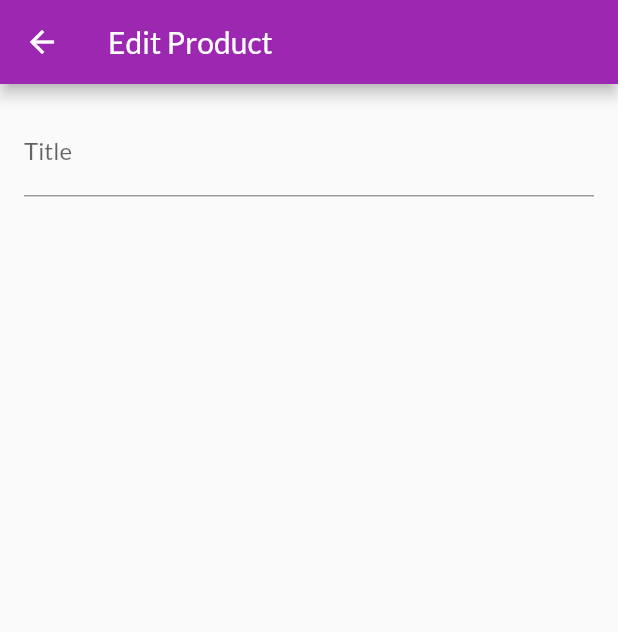
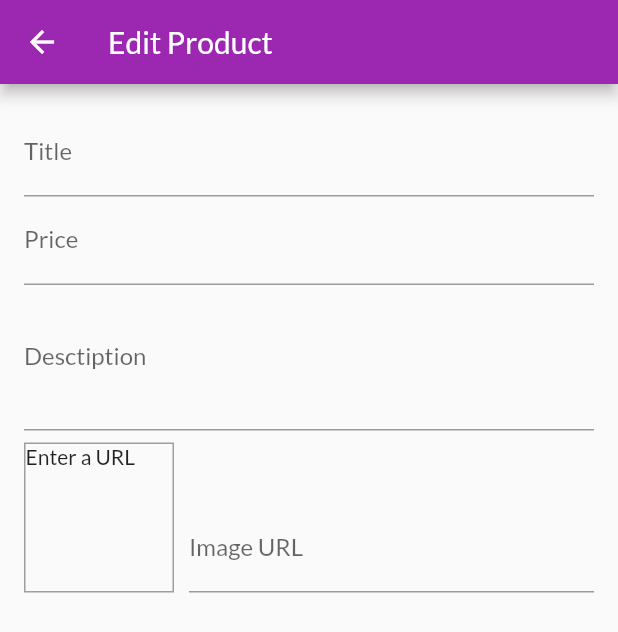
Before and after one commit to Samitti/SHOP-APP, a Flutter app: the EditProductScreen screen opened by its route, on a phone screen of 412 x 824 dp. Shown: the top 632 px of the screen. Run offline on Flutter 3.47's test engine with Material 2 defaults, Android fonts, the phone set to English and light mode, and no system bars; network calls fail.

Commit message:
add input form for edit screen

```diff
--- a/lib/screens/edit_product_screen.dart
+++ b/lib/screens/edit_product_screen.dart
@@ -8,7 +8,33 @@ class EditProductScreen extends StatefulWidget {
 }
 
 class _EditProductScreenState extends State<EditProductScreen> {
+  final _priceFocusNode = FocusNode();
+  final _descriptionFocusNode = FocusNode();
+  final _imageUrlController = TextEditingController();
+  final _imageUrlFocusNode = FocusNode();
+
   @override
+  void initState() {
+    _imageUrlFocusNode.addListener(_updateImageUrl);
+    super.initState();
+  }
+
+  @override
+  void dispose() {
+    _imageUrlFocusNode.removeListener(_updateImageUrl);
+    _priceFocusNode.dispose();
+    _descriptionFocusNode.dispose();
+    _imageUrlController.dispose();
+    _imageUrlFocusNode.dispose();
+    super.dispose();
+  }
+
+  void _updateImageUrl() {
+    if (!_imageUrlFocusNode.hasFocus) {
+      setState(() {});
+    }
+  }
+
   Widget build(BuildContext context) {
     return Scaffold(
       appBar: AppBar(
@@ -22,7 +48,64 @@ class _EditProductScreenState extends State<EditProductScreen> {
               TextFormField(
                 decoration: InputDecoration(labelText: 'Title'),
                 textInputAction: TextInputAction.next,
+                onFieldSubmitted: (_) {
+                  FocusScope.of(context).requestFocus(_priceFocusNode);
+                },
               ),
+              TextFormField(
+                decoration: InputDecoration(labelText: 'Price'),
+                textInputAction: TextInputAction.next,
+                keyboardType: TextInputType.number,
+                focusNode: _priceFocusNode,
+                onFieldSubmitted: (_) {
+                  FocusScope.of(context).requestFocus(_descriptionFocusNode);
+                },
+              ),
+              TextFormField(
+                decoration: InputDecoration(labelText: 'Desctiption'),
+                maxLines: 3,
+                keyboardType: TextInputType.multiline,
+                focusNode: _descriptionFocusNode,
+              ),
+              Row(
+                crossAxisAlignment: CrossAxisAlignment.end,
+                children: <Widget>[
+                  Container(
+                    width: 100,
+                    height: 100,
+                    margin: const EdgeInsets.only(
+                      top: 8,
+                      right: 10,
+                    ),
+                    decoration: BoxDecoration(
+                      border: Border.all(
+                        width: 1,
+                        color: Colors.grey,
+                      ),
+                    ),
+                    child: _imageUrlController.text.isEmpty
+                        ? Text('Enter a URL')
+                        : FittedBox(
+                            child: Image.network(
+                              _imageUrlController.text,
+                              fit: BoxFit.cover,
+                            ),
+                          ),
+                  ),
+                  Expanded(
+                    child: TextFormField(
+                      decoration: const InputDecoration(labelText: 'Image URL'),
+                      keyboardType: TextInputType.url,
+                      textInputAction: TextInputAction.done,
+                      controller: _imageUrlController,
+                      focusNode: _imageUrlFocusNode,
+                      onEditingComplete: () {
+                        setState(() {});
+                      },
+                    ),
+                  ),
+                ],
+              )
             ],
           ),
         ),
```
